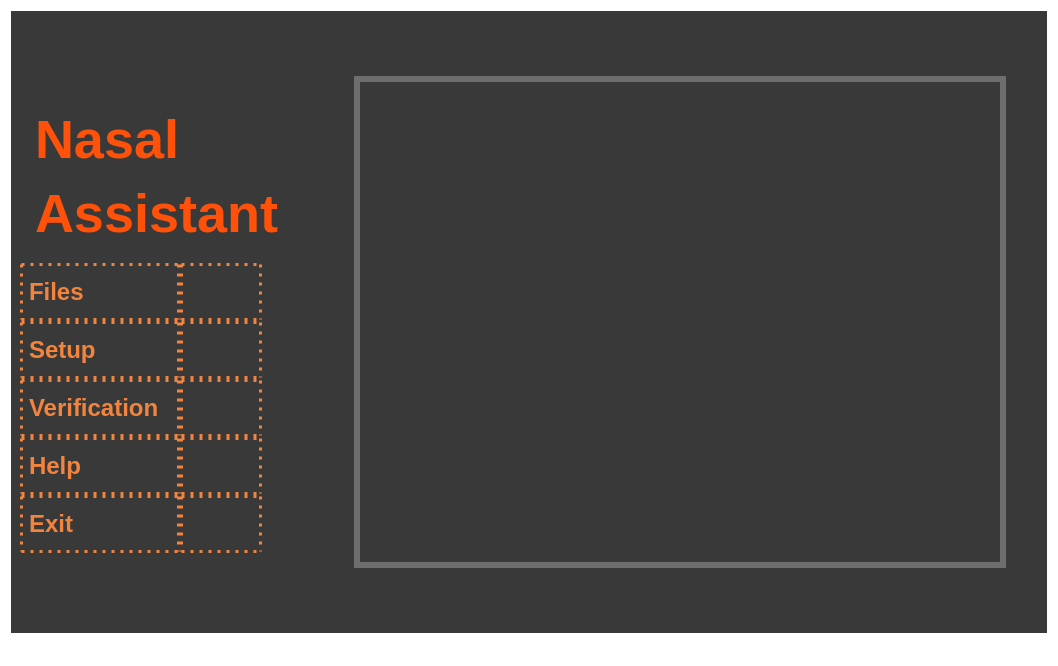
Qt form mainwindow.ui (caleb92/NasalApplication2_4Nov2014) before a commit.
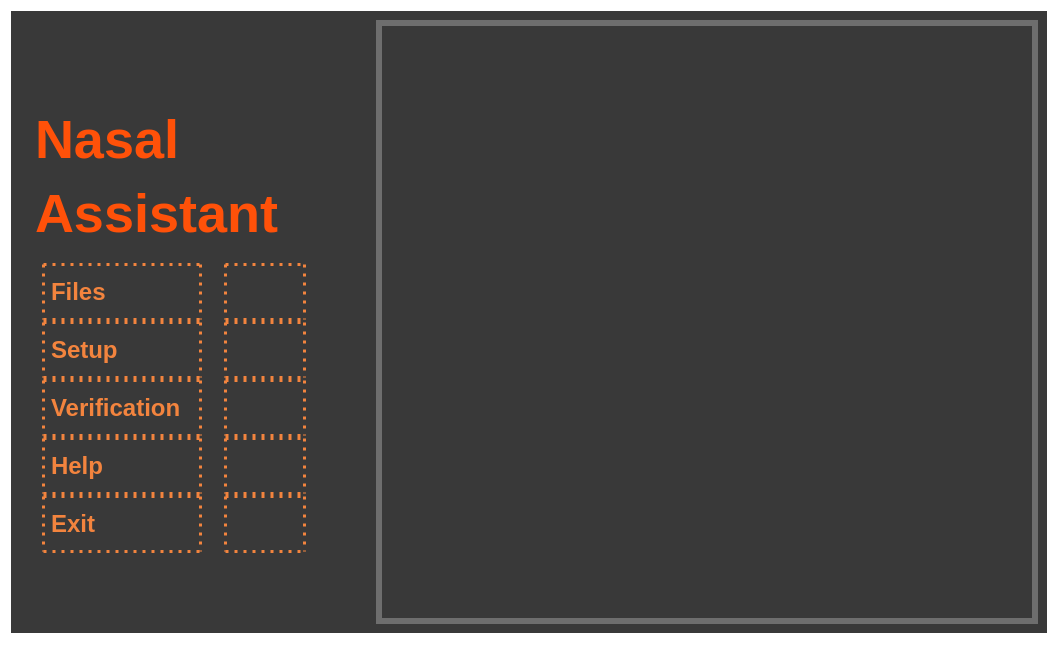
The same form after that commit. The open tabs and pages were chosen to show the change.

What changed in the file:
```diff
--- a/mainwindow.ui
+++ b/mainwindow.ui
@@ -160,7 +160,7 @@
       <property name="frameShadow">
        <enum>QFrame::Raised</enum>
       </property>
-      <layout class="QHBoxLayout" name="horizontalLayout_2" stretch="1,4,0">
+      <layout class="QHBoxLayout" name="horizontalLayout_2" stretch="1,0">
        <property name="spacing">
         <number>6</number>
        </property>
@@ -570,6 +570,9 @@
                <property name="orientation">
                 <enum>Qt::Horizontal</enum>
                </property>
+               <property name="sizeType">
+                <enum>QSizePolicy::Preferred</enum>
+               </property>
                <property name="sizeHint" stdset="0">
                 <size>
                  <width>40</width>
@@ -586,11 +589,11 @@
        </item>
        <item>
         <widget class="QFrame" name="frmDisplay">
-         <property name="sizePolicy">
-          <sizepolicy hsizetype="Maximum" vsizetype="Maximum">
-           <horstretch>0</horstretch>
-           <verstretch>0</verstretch>
-          </sizepolicy>
+         <property name="minimumSize">
+          <size>
+           <width>0</width>
+           <height>200</height>
+          </size>
          </property>
          <property name="frameShape">
           <enum>QFrame::StyledPanel</enum>
@@ -614,6 +617,71 @@
           <property name="bottomMargin">
            <number>6</number>
           </property>
+          <item>
+           <widget class="QStackedWidget" name="stackedWidget">
+            <property name="minimumSize">
+             <size>
+              <width>10</width>
+              <height>200</height>
+             </size>
+            </property>
+            <property name="styleSheet">
+             <string notr="true">background: #393939</string>
+            </property>
+            <property name="currentIndex">
+             <number>1</number>
+            </property>
+            <widget class="QWidget" name="CamPage">
+             <widget class="QLabel" name="lblDisplay_2">
+              <property name="enabled">
+               <bool>true</bool>
+              </property>
+              <property name="geometry">
+               <rect>
+                <x>0</x>
+                <y>0</y>
+                <width>661</width>
+                <height>601</height>
+               </rect>
+              </property>
+              <property name="sizePolicy">
+               <sizepolicy hsizetype="Fixed" vsizetype="Fixed">
+                <horstretch>0</horstretch>
+                <verstretch>0</verstretch>
+               </sizepolicy>
+              </property>
+              <property name="minimumSize">
+               <size>
+                <width>10</width>
+                <height>10</height>
+               </size>
+              </property>
+              <property name="autoFillBackground">
+               <bool>false</bool>
+              </property>
+              <property name="text">
+               <string/>
+              </property>
+             </widget>
+            </widget>
+            <widget class="QWidget" name="TextPage">
+             <widget class="QTextBrowser" name="textBrowser">
+              <property name="geometry">
+               <rect>
+                <x>60</x>
+                <y>80</y>
+                <width>561</width>
+                <height>431</height>
+               </rect>
+              </property>
+              <property name="styleSheet">
+               <string notr="true">background: white
+</string>
+              </property>
+             </widget>
+            </widget>
+           </widget>
+          </item>
           <item>
            <widget class="QLabel" name="lblDisplay">
             <property name="enabled">
@@ -627,8 +695,14 @@
             </property>
             <property name="minimumSize">
              <size>
-              <width>640</width>
-              <height>480</height>
+              <width>0</width>
+              <height>0</height>
+             </size>
+            </property>
+            <property name="maximumSize">
+             <size>
+              <width>16777215</width>
+              <height>0</height>
              </size>
             </property>
             <property name="autoFillBackground">
@@ -642,19 +716,6 @@
          </layout>
         </widget>
        </item>
-       <item>
-        <spacer name="horizontalSpacer">
-         <property name="orientation">
-          <enum>Qt::Horizontal</enum>
-         </property>
-         <property name="sizeHint" stdset="0">
-          <size>
-           <width>40</width>
-           <height>20</height>
-          </size>
-         </property>
-        </spacer>
-       </item>
       </layout>
      </widget>
     </item>
```
